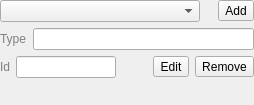
Qt form qgsauthenticationconfigselect.ui (dakcarto/QGIS-Auth) before a commit.
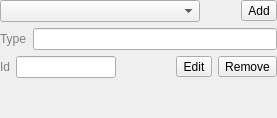
The same form after that commit.

Commit message: Add auth config database editor widget

```diff
--- a/qgsauthenticationconfigselect.ui
+++ b/qgsauthenticationconfigselect.ui
@@ -6,8 +6,8 @@
    <rect>
     <x>0</x>
     <y>0</y>
-    <width>254</width>
-    <height>105</height>
+    <width>277</width>
+    <height>118</height>
    </rect>
   </property>
   <property name="windowTitle">
```
Left out of the diff: 8 changed lines with no effect on the pictures. The commit also changes 6 other files.
